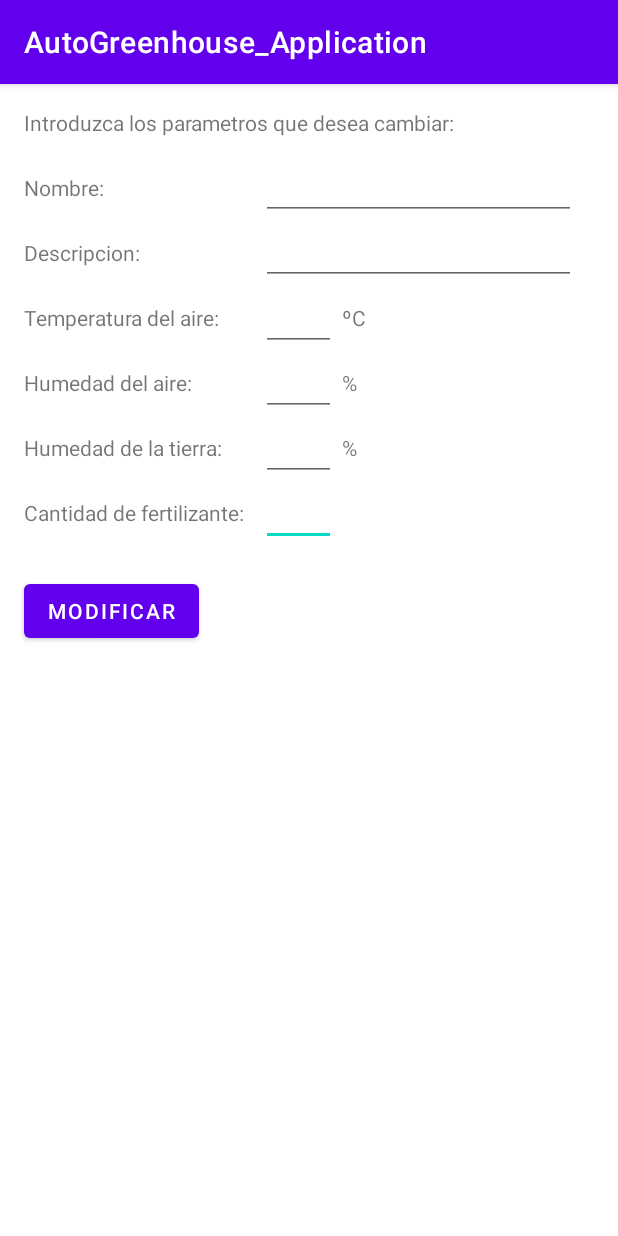
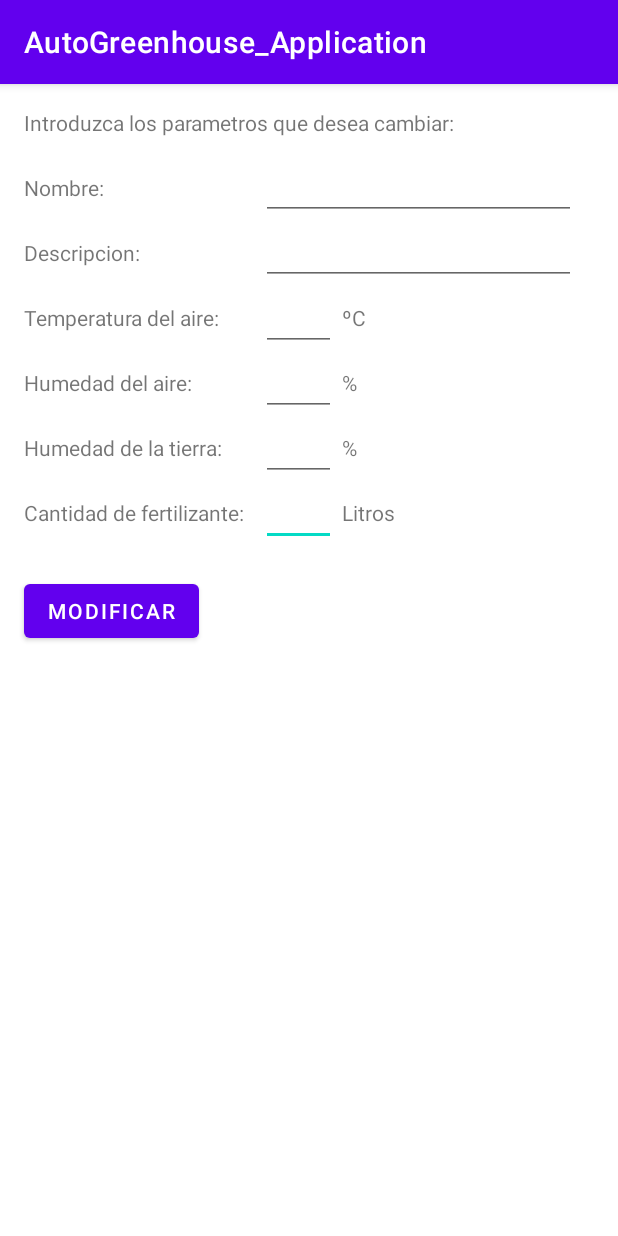
Before and after one commit to jorcallag/TFG_AutoGreenhouse, an Android app: the ModificarPlanta screen opened directly, with no data from a screen before it, on a phone screen of 412 x 824 dp. Run offline under Robolectric (Android 15) with nearby library versions, the phone set to English and light mode, and no system bars; libraries missing offline, so code that uses them is left out: retrofit.client; 1 statement that could not run was skipped.

Commit message:
Aplicacion AutoGreenhouse terminada version 2

```diff
--- a/AutoGreenhouse_Application/app/src/main/res/layout/modificar_planta.xml
+++ b/AutoGreenhouse_Application/app/src/main/res/layout/modificar_planta.xml
@@ -4,6 +4,16 @@
     xmlns:tools="http://schemas.android.com/tools"
     android:layout_width="match_parent"
     android:layout_height="match_parent">
+
+    <TextView
+        android:id="@+id/textView29"
+        android:layout_width="0dp"
+        android:layout_height="19dp"
+        android:layout_marginStart="4dp"
+        android:layout_marginTop="24dp"
+        android:text="Litros"
+        app:layout_constraintStart_toEndOf="@+id/edit_quantity_fertilizer"
+        app:layout_constraintTop_toBottomOf="@+id/textView40" />
 
     <EditText
         android:id="@+id/edit_quantity_fertilizer"
@@ -12,7 +22,7 @@
         android:layout_marginStart="8dp"
         android:layout_marginTop="16dp"
         android:ems="10"
-        android:inputType="number"
+        android:inputType="textShortMessage|number"
         app:layout_constraintStart_toEndOf="@+id/textView25"
         app:layout_constraintTop_toBottomOf="@+id/textView40" />
 
@@ -54,7 +64,7 @@
         android:layout_marginStart="8dp"
         android:layout_marginTop="16dp"
         android:ems="10"
-        android:inputType="number"
+        android:inputType="textShortMessage|number"
         app:layout_constraintStart_toEndOf="@+id/textView39"
         app:layout_constraintTop_toBottomOf="@+id/textView38" />
 
@@ -75,7 +85,7 @@
         android:layout_marginStart="8dp"
         android:layout_marginTop="16dp"
         android:ems="10"
-        android:inputType="number"
+        android:inputType="textShortMessage|number"
         app:layout_constraintStart_toEndOf="@+id/textView38"
         app:layout_constraintTop_toBottomOf="@+id/textView20" />
 
@@ -146,7 +156,7 @@
         android:layout_marginStart="8dp"
         android:layout_marginTop="16dp"
         android:ems="10"
-        android:inputType="number"
+        android:inputType="textShortMessage|number"
         app:layout_constraintStart_toEndOf="@+id/textView40"
         app:layout_constraintTop_toBottomOf="@+id/textView39" />
 
--- a/AutoGreenhouse_Application/app/src/main/res/layout/parametros_invernadero.xml
+++ b/AutoGreenhouse_Application/app/src/main/res/layout/parametros_invernadero.xml
@@ -85,7 +85,7 @@
         android:layout_height="19dp"
         android:layout_marginStart="4dp"
         android:layout_marginTop="24dp"
-        android:text="ªC"
+        android:text="ºC"
         app:layout_constraintStart_toEndOf="@+id/air_temperature"
         app:layout_constraintTop_toBottomOf="@+id/textView4" />
 
```
Also changed, not shown: AutoGreenhouse_Application/app/src/main/res/layout/info_planta.xml (+11 -1 lines).
